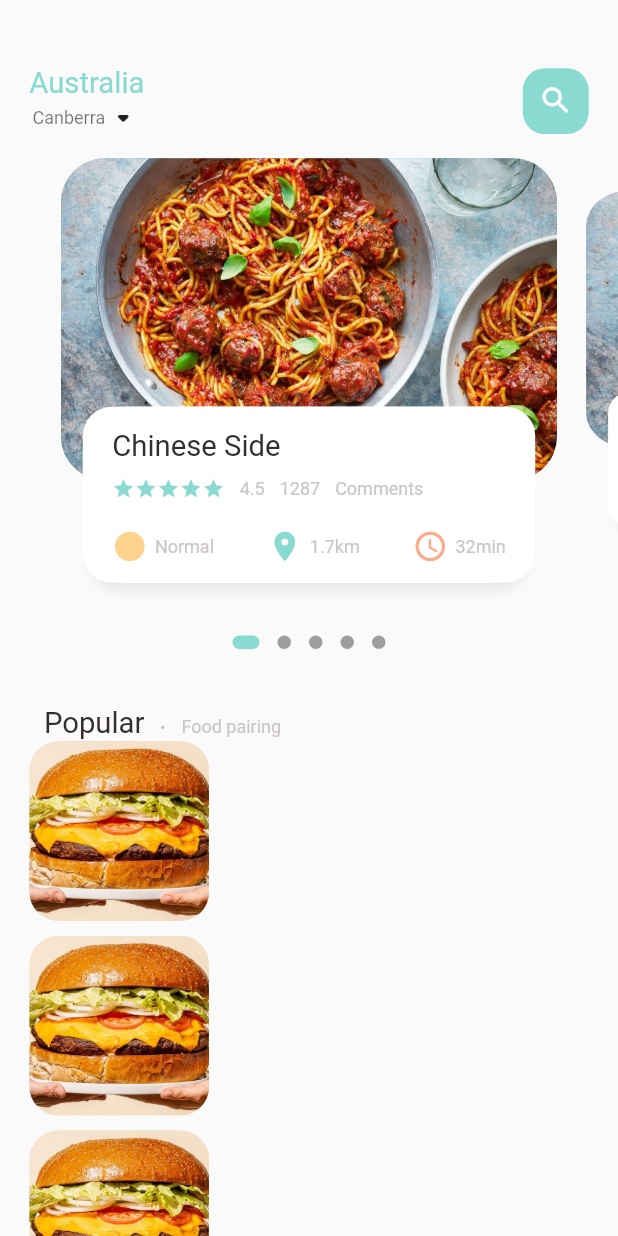
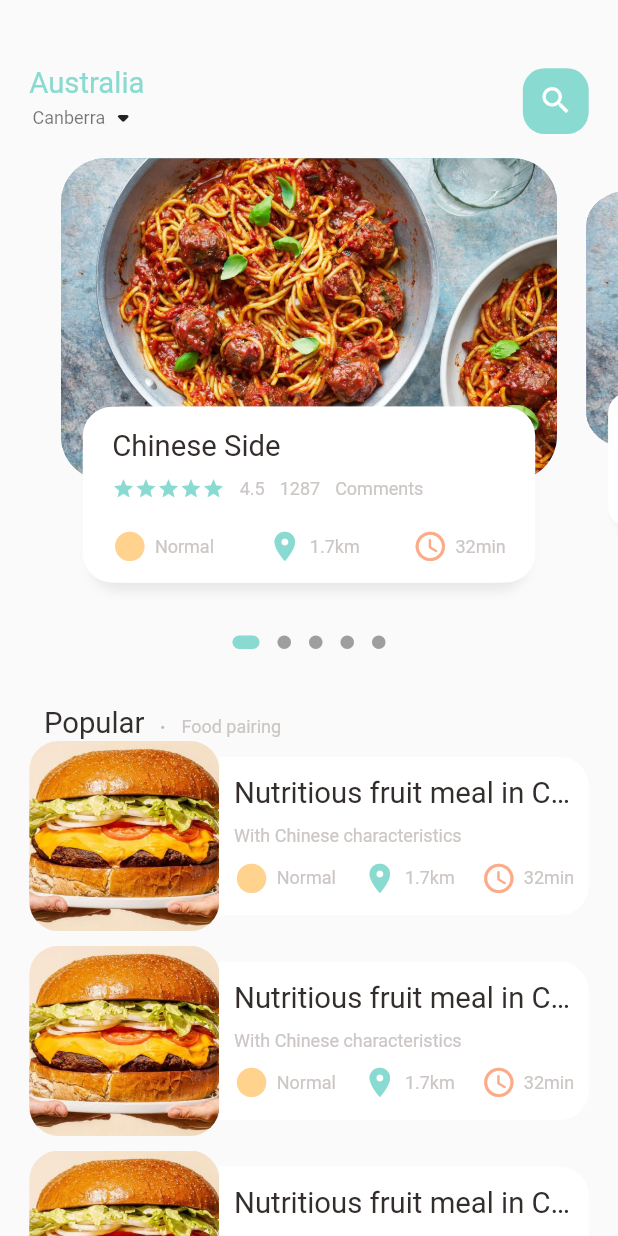
Before and after one commit to zheyxu/e-commence-app, a Flutter app: the MainFoodPage screen opened directly, on a phone screen of 412 x 824 dp. Run offline on Flutter 3.47's test engine with Material 2 defaults, Android fonts, the phone set to English and light mode, and no system bars; drawn by our look-alikes of dots_indicator; our stand-ins replace get.

Commit message:
add popular food page

```diff
--- a/e_commence/lib/main.dart
+++ b/e_commence/lib/main.dart
@@ -1,4 +1,5 @@
-import 'package:e_commence/home/main_food_page.dart';
+import 'package:e_commence/pages/food/popular_food_detail.dart';
+import 'package:e_commence/pages/home/main_food_page.dart';
 import 'package:flutter/material.dart';
 import 'package:get/get.dart';
 
@@ -18,7 +19,7 @@ class MyApp extends StatelessWidget {
       theme: ThemeData(
         primarySwatch: Colors.blue,
       ),
-      home: const MainFoodPage(),
+      home: const PopularFoodDetail(),
     );
   }
 }
--- a/e_commence/lib/home/food_page_body.dart
+++ b/e_commence/lib/pages/home/food_page_body.dart
@@ -89,9 +89,7 @@ class _FoodPageBodyState extends State<FoodPageBody> {
             ],
           ),
         ),
-        Container(
-          height: 900,
-          child: ListView.builder(
+        ListView.builder(
             physics: NeverScrollableScrollPhysics(),
             shrinkWrap: true,
             itemCount: 10,
@@ -103,20 +101,69 @@ class _FoodPageBodyState extends State<FoodPageBody> {
                     bottom: Dimensions.height10),
                 child: Row(children: [
                   Container(
-                      width: 120,
-                      height: 120,
+                    width: Dimensions.listViewImgSize,
+                    height: Dimensions.listViewImgSize,
                     decoration: BoxDecoration(
-                          borderRadius:
-                              BorderRadius.circular(Dimensions.radius20),
+                        borderRadius: BorderRadius.circular(
+                          Dimensions.radius20,
+                        ),
                         color: Colors.white38,
                         image: DecorationImage(
                             fit: BoxFit.cover,
                             image: AssetImage("assets/image/food0.png"))),
+                  ),
+                  Expanded(
+                    child: Container(
+                      height: Dimensions.listViewTextContSize,
+                      decoration: BoxDecoration(
+                          borderRadius: BorderRadius.only(
+                              topRight: Radius.circular(Dimensions.radius20),
+                              bottomRight:
+                                  Radius.circular(Dimensions.radius20)),
+                          color: Colors.white),
+                      child: Padding(
+                        padding: EdgeInsets.only(
+                            left: Dimensions.width10,
+                            right: Dimensions.width10),
+                        child: Column(
+                            crossAxisAlignment: CrossAxisAlignment.start,
+                            mainAxisAlignment: MainAxisAlignment.center,
+                            children: [
+                              BigText(text: "Nutritious fruit meal in China"),
+                              SizedBox(
+                                height: Dimensions.height10,
+                              ),
+                              SmallText(
+                                text: "With Chinese characteristics",
+                              ),
+                              SizedBox(
+                                height: Dimensions.height10,
+                              ),
+                              Row(
+                                mainAxisAlignment:
+                                    MainAxisAlignment.spaceBetween,
+                                children: const [
+                                  IconAndTextWidget(
+                                      icon: Icons.circle_sharp,
+                                      text: "Normal",
+                                      iconColor: AppColors.iconColor1),
+                                  IconAndTextWidget(
+                                      icon: Icons.location_on,
+                                      text: "1.7km",
+                                      iconColor: AppColors.mainColor),
+                                  IconAndTextWidget(
+                                      icon: Icons.access_time_rounded,
+                                      text: "32min",
+                                      iconColor: AppColors.iconColor2),
+                                ],
+                              )
+                            ]),
+                      ),
+                    ),
                   )
                 ]),
               );
-              }),
-        )
+            })
       ],
     );
   }
--- a/e_commence/lib/home/main_food_page.dart
+++ b/e_commence/lib/pages/home/main_food_page.dart
@@ -1,4 +1,4 @@
-import 'package:e_commence/home/food_page_body.dart';
+import 'package:e_commence/pages/home/food_page_body.dart';
 import 'package:e_commence/utils/colors.dart';
 import 'package:e_commence/utils/dimensions.dart';
 import 'package:e_commence/widgets/big_text.dart';
--- a/e_commence/lib/utils/dimensions.dart
+++ b/e_commence/lib/utils/dimensions.dart
@@ -24,5 +24,11 @@ class Dimensions {
   static double radius30 = screenHeight / 28.13;
   static double radius15 = screenHeight / 56.27;
 
+  static double iconSize16 = screenHeight / 52.76;
   static double iconSize24 = screenHeight / 35.17;
+
+  static double listViewImgSize = screenWidth / 3.25;
+  static double listViewTextContSize = screenWidth / 3.9;
+
+  static double popularFoodImgSize = screenHeight / 2.41;
 }
```
Also changed, not shown: e_commence/lib/pages/food/popular_food_detail.dart (added, +39 -0 lines), e_commence/lib/widgets/app_icon.dart (added, +31 -0 lines). Lines whose indentation alone changed are shown as unchanged.
